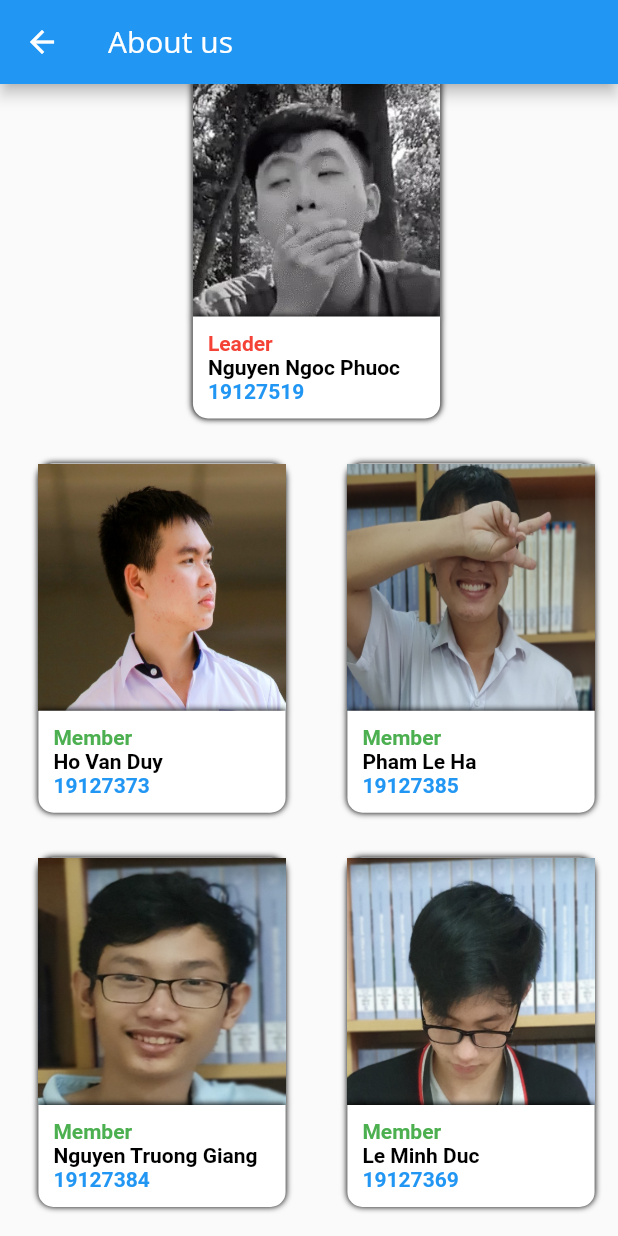
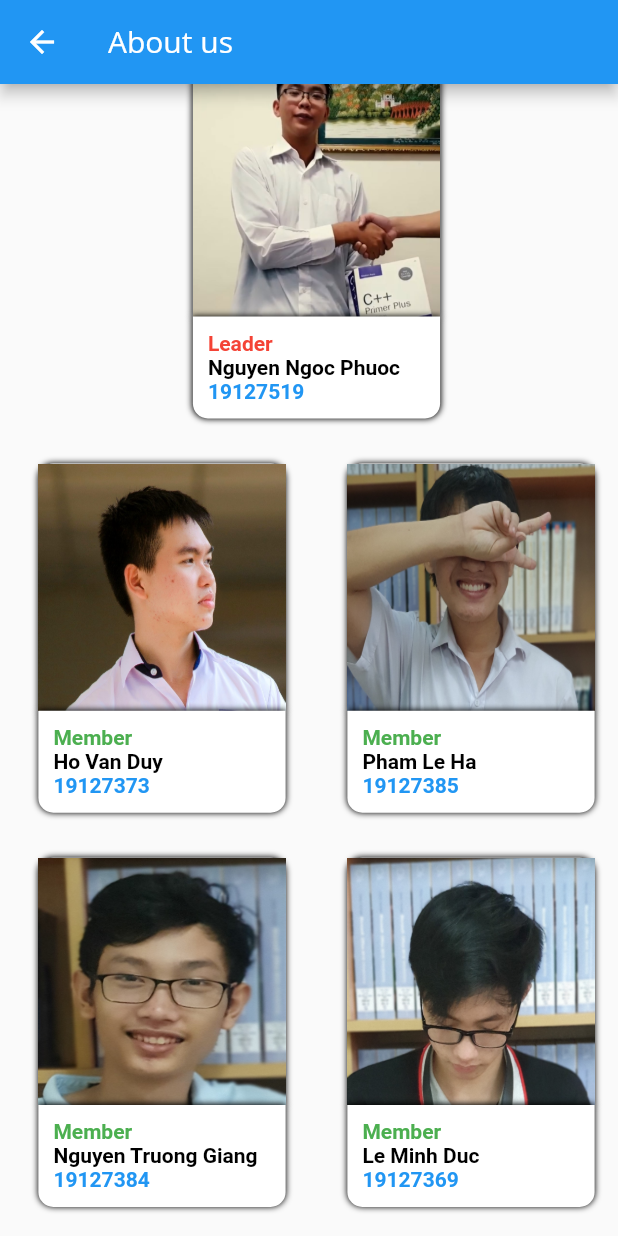
Before and after one commit to SilentCatD/CheckBird, a Flutter app: the AboutScreen screen opened by its route, scrolled down 463 dp, on a phone screen of 412 x 824 dp. Run offline on Flutter 3.47's test engine with Material 2 defaults, Android fonts, the phone set to English and light mode, and no system bars; our stand-ins replace awesome_notifications, chewie, cloud_firestore, date_time_picker, firebase_auth, firebase_core and 10 more; missing offline and left inert: flutter_material_color_picker, ntp; accounts and stored records are empty; network calls fail.

```diff
--- a/lib/screens/about/about_screen.dart
+++ b/lib/screens/about/about_screen.dart
@@ -61,7 +61,7 @@ class AboutScreen extends StatelessWidget {
               Row(
                 mainAxisAlignment: MainAxisAlignment.spaceAround,
                 children: const [
-                  MemberInformation(image: "assets/images/phuoc.jpg",name: "Nguyen Ngoc Phuoc\n" ,id: "19127519",isLeader: true),
+                  MemberInformation(image: "assets/images/Phuoc.jpg",name: "Nguyen Ngoc Phuoc\n" ,id: "19127519",isLeader: true),
                 ],
               ),
               Row(
```
Also changed, not shown: assets/images/Phuoc.jpg (added), assets/images/phuoc.jpg (deleted).
